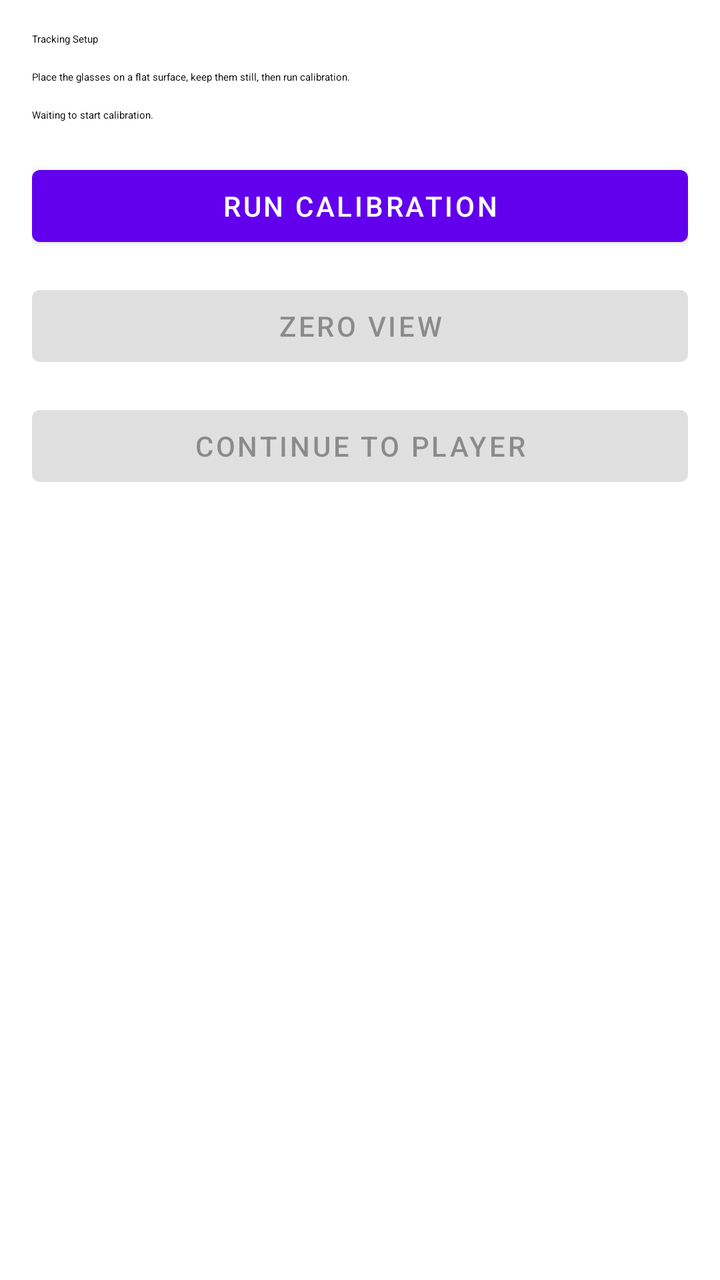
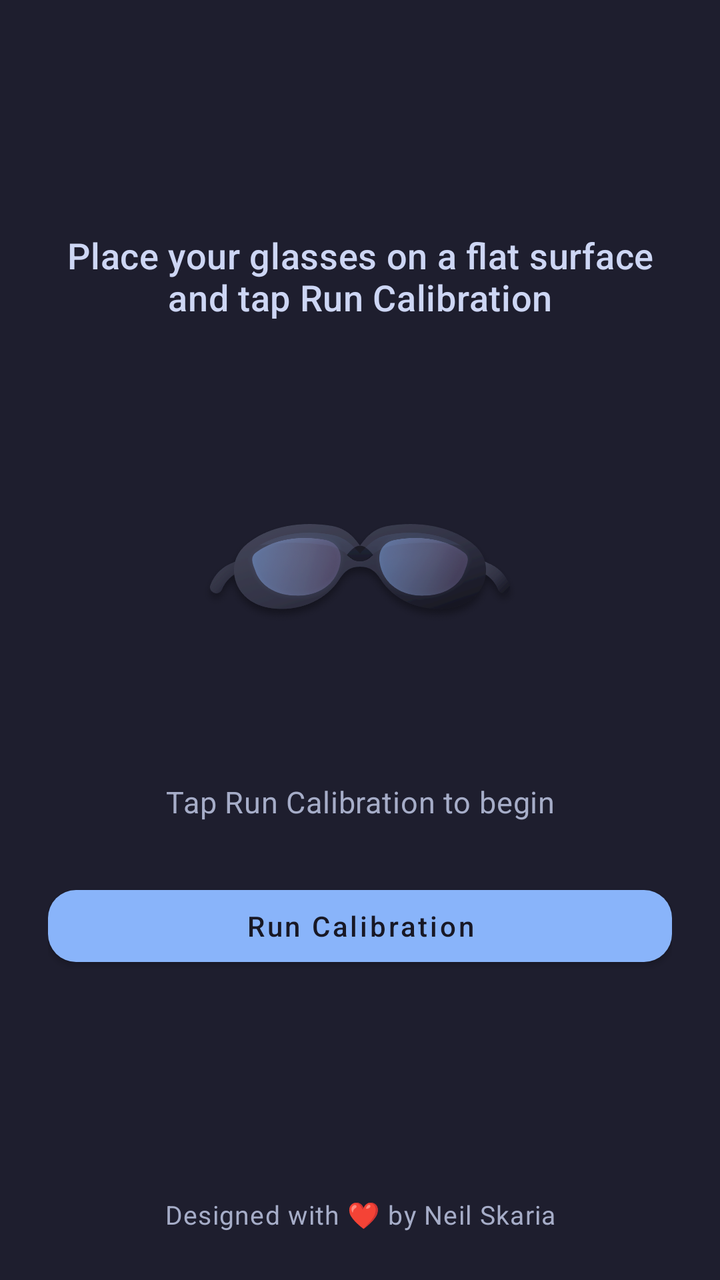

Screens rendered from an Android XML layout before and after an edit, with the pre-edit source and the edit as a unified diff.
<!-- AndroidManifest.xml: application theme Theme.Vr2xr -->
<!-- res/layout/activity_tracking_setup.xml -->
<?xml version="1.0" encoding="utf-8"?>
<LinearLayout xmlns:android="http://schemas.android.com/apk/res/android"
    android:layout_width="match_parent"
    android:layout_height="match_parent"
    android:orientation="vertical"
    android:padding="16dp">

    <TextView
        android:id="@+id/titleText"
        android:layout_width="match_parent"
        android:layout_height="wrap_content"
        android:text="@string/tracking_setup_title"
        android:textAppearance="?attr/textAppearanceTitleLarge" />

    <TextView
        android:id="@+id/instructionText"
        android:layout_width="match_parent"
        android:layout_height="wrap_content"
        android:layout_marginTop="12dp"
        android:text="@string/tracking_setup_step1"
        android:textAppearance="?attr/textAppearanceBodyLarge" />

    <TextView
        android:id="@+id/statusText"
        android:layout_width="match_parent"
        android:layout_height="wrap_content"
        android:layout_marginTop="12dp"
        android:text="@string/tracking_setup_idle"
        android:textAppearance="?attr/textAppearanceBodyMedium" />

    <Button
        android:id="@+id/runCalibrationButton"
        android:layout_width="match_parent"
        android:layout_height="wrap_content"
        android:layout_marginTop="18dp"
        android:text="@string/run_calibration" />

    <Button
        android:id="@+id/zeroViewButton"
        android:layout_width="match_parent"
        android:layout_height="wrap_content"
        android:layout_marginTop="12dp"
        android:enabled="false"
        android:text="@string/zero_view" />

    <Button
        android:id="@+id/continueButton"
        android:layout_width="match_parent"
        android:layout_height="wrap_content"
        android:layout_marginTop="12dp"
        android:enabled="false"
        android:text="@string/continue_to_player" />

</LinearLayout>
<!-- resources referenced by this layout -->
<resources>
  <string name="continue_to_player">Continue to Player</string>
  <string name="run_calibration">Run Calibration</string>
  <string name="tracking_setup_idle">Waiting to start calibration.</string>
  <string name="tracking_setup_step1">Place the glasses on a flat surface, keep them still, then run calibration.</string>
  <string name="tracking_setup_title">Tracking Setup</string>
  <string name="zero_view">Zero View</string>
  <style name="Theme.Vr2xr" parent="Theme.MaterialComponents.DayNight.NoActionBar">
          <item name="android:windowFullscreen">false</item>
      </style>
</resources>

<!-- the commit's change to res/layout/activity_tracking_setup.xml (unified diff, before → after) -->
@@ -1,54 +1,102 @@
 <?xml version="1.0" encoding="utf-8"?>
 <LinearLayout xmlns:android="http://schemas.android.com/apk/res/android"
+    xmlns:app="http://schemas.android.com/apk/res-auto"
     android:layout_width="match_parent"
     android:layout_height="match_parent"
+    android:background="@color/launcher_background"
     android:orientation="vertical"
-    android:padding="16dp">
+    android:paddingStart="@dimen/launcher_screen_padding"
+    android:paddingTop="@dimen/launcher_screen_padding"
+    android:paddingEnd="@dimen/launcher_screen_padding"
+    android:paddingBottom="@dimen/launcher_screen_padding">
+
+    <LinearLayout
+        android:layout_width="match_parent"
+        android:layout_height="0dp"
+        android:layout_weight="1"
+        android:orientation="vertical">
+
+        <Space
+            android:layout_width="match_parent"
+            android:layout_height="0dp"
+            android:layout_weight="1" />
+
+        <TextView
+            android:id="@+id/instructionText"
+            style="@style/TextAppearance.Vr2xr.Setup.Instruction"
+            android:layout_width="match_parent"
+            android:layout_height="wrap_content"
+            android:gravity="center_horizontal"
+            android:text="@string/tracking_setup_step1" />
+
+        <ImageView
+            android:id="@+id/setupGlassesIcon"
+            android:layout_width="@dimen/setup_glasses_icon_size"
+            android:layout_height="@dimen/setup_glasses_icon_size"
+            android:layout_gravity="center_horizontal"
+            android:layout_marginTop="@dimen/setup_glasses_icon_top_margin"
+            android:contentDescription="@string/xreal_status_icon_content_description"
+            android:src="@drawable/ic_glasses_status" />
+
+        <TextView
+            android:id="@+id/statusText"
+            style="@style/TextAppearance.Vr2xr.Setup.Status"
+            android:layout_width="match_parent"
+            android:layout_height="wrap_content"
+            android:layout_marginTop="@dimen/setup_status_top_margin"
+            android:gravity="center_horizontal"
+            android:text="@string/tracking_setup_idle" />
+
+        <FrameLayout
+            android:layout_width="match_parent"
+            android:layout_height="wrap_content"
+            android:layout_marginTop="@dimen/setup_button_top_margin">
+
+            <com.google.android.material.button.MaterialButton
+                android:id="@+id/runCalibrationButton"
+                style="@style/Widget.Vr2xr.Launcher.PrimaryButton"
+                android:layout_width="match_parent"
+                android:layout_height="wrap_content"
+                android:text="@string/run_calibration" />
+
+            <com.google.android.material.progressindicator.CircularProgressIndicator
+                android:id="@+id/calibrationProgressIndicator"
+                android:layout_width="@dimen/setup_button_indicator_size"
+                android:layout_height="@dimen/setup_button_indicator_size"
+                android:layout_gravity="start|center_vertical"
+                android:layout_marginStart="@dimen/setup_button_indicator_margin_start"
+                android:indeterminate="true"
+                android:visibility="gone"
+                app:indicatorColor="@color/catppuccin_mocha_mantle"
+                app:indicatorSize="@dimen/setup_button_indicator_size"
+                app:trackThickness="@dimen/setup_button_indicator_thickness"
+                app:trackColor="@android:color/transparent" />
+
+            <TextView
+                android:id="@+id/calibrationCheckMark"
+                android:layout_width="@dimen/setup_button_indicator_size"
+                android:layout_height="@dimen/setup_button_indicator_size"
+                android:layout_gravity="start|center_vertical"
+                android:layout_marginStart="@dimen/setup_button_indicator_margin_start"
+                android:gravity="center"
+                android:text="@string/tracking_setup_checkmark"
+                android:textColor="@color/catppuccin_mocha_mantle"
+                android:textSize="@dimen/setup_checkmark_text_size"
+                android:visibility="gone" />
+        </FrameLayout>
+
+        <Space
+            android:layout_width="match_parent"
+            android:layout_height="0dp"
+            android:layout_weight="1" />
+    </LinearLayout>
 
     <TextView
-        android:id="@+id/titleText"
+        android:id="@+id/footerText"
+        style="@style/TextAppearance.Vr2xr.Launcher.Footer"
         android:layout_width="match_parent"
         android:layout_height="wrap_content"
-        android:text="@string/tracking_setup_title"
-        android:textAppearance="?attr/textAppearanceTitleLarge" />
-
-    <TextView
-        android:id="@+id/instructionText"
-        android:layout_width="match_parent"
-        android:layout_height="wrap_content"
-        android:layout_marginTop="12dp"
-        android:text="@string/tracking_setup_step1"
-        android:textAppearance="?attr/textAppearanceBodyLarge" />
-
-    <TextView
-        android:id="@+id/statusText"
-        android:layout_width="match_parent"
-        android:layout_height="wrap_content"
-        android:layout_marginTop="12dp"
-        android:text="@string/tracking_setup_idle"
-        android:textAppearance="?attr/textAppearanceBodyMedium" />
-
-    <Button
-        android:id="@+id/runCalibrationButton"
-        android:layout_width="match_parent"
-        android:layout_height="wrap_content"
-        android:layout_marginTop="18dp"
-        android:text="@string/run_calibration" />
-
-    <Button
-        android:id="@+id/zeroViewButton"
-        android:layout_width="match_parent"
-        android:layout_height="wrap_content"
-        android:layout_marginTop="12dp"
-        android:enabled="false"
-        android:text="@string/zero_view" />
-
-    <Button
-        android:id="@+id/continueButton"
-        android:layout_width="match_parent"
-        android:layout_height="wrap_content"
-        android:layout_marginTop="12dp"
-        android:enabled="false"
-        android:text="@string/continue_to_player" />
-
+        android:layout_marginTop="@dimen/launcher_footer_top_margin"
+        android:gravity="center_horizontal"
+        android:text="@string/footer_designed_with" />
 </LinearLayout>
<!-- resource entries referenced after the edit -->
@@ -1,13 +1,59 @@
 <!-- resources referenced by this layout -->
 <resources>
-  <string name="continue_to_player">Continue to Player</string>
+  <color name="catppuccin_mocha_mantle">#181825</color>
+  <color name="launcher_background">@color/catppuccin_mocha_base</color>
+  <dimen name="launcher_footer_top_margin">20dp</dimen>
+  <dimen name="launcher_screen_padding">24dp</dimen>
+  <dimen name="setup_button_indicator_margin_start">16dp</dimen>
+  <dimen name="setup_button_indicator_size">14dp</dimen>
+  <dimen name="setup_button_indicator_thickness">2dp</dimen>
+  <dimen name="setup_button_top_margin">28dp</dimen>
+  <dimen name="setup_checkmark_text_size">13sp</dimen>
+  <dimen name="setup_glasses_icon_size">168dp</dimen>
+  <dimen name="setup_glasses_icon_top_margin">40dp</dimen>
+  <dimen name="setup_status_top_margin">22dp</dimen>
+  <!-- drawable ic_glasses_status: png bitmap (drawable, 212284 bytes) -->
+  <string name="footer_designed_with">Designed with ❤️ by Neil Skaria</string>
   <string name="run_calibration">Run Calibration</string>
-  <string name="tracking_setup_idle">Waiting to start calibration.</string>
-  <string name="tracking_setup_step1">Place the glasses on a flat surface, keep them still, then run calibration.</string>
-  <string name="tracking_setup_title">Tracking Setup</string>
-  <string name="zero_view">Zero View</string>
+  <string name="tracking_setup_checkmark">✓</string>
+  <string name="tracking_setup_idle">Tap Run Calibration to begin</string>
+  <string name="tracking_setup_step1">Place your glasses on a flat surface and tap Run Calibration</string>
+  <string name="xreal_status_icon_content_description">XREAL glasses status</string>
+  <style name="TextAppearance.Vr2xr.Launcher.Footer" parent="TextAppearance.MaterialComponents.Caption">
+          <item name="android:fontFamily">sans-serif-medium</item>
+          <item name="android:textColor">@color/launcher_text_secondary</item>
+          <item name="android:textSize">@dimen/launcher_footer_text_size</item>
+          <item name="android:textAllCaps">false</item>
+      </style>
+  <style name="TextAppearance.Vr2xr.Setup.Instruction" parent="TextAppearance.MaterialComponents.Headline6">
+          <item name="android:fontFamily">sans-serif-medium</item>
+          <item name="android:textColor">@color/launcher_text_primary</item>
+          <item name="android:textSize">@dimen/launcher_status_text_size</item>
+      </style>
+  <style name="TextAppearance.Vr2xr.Setup.Status" parent="TextAppearance.MaterialComponents.Body2">
+          <item name="android:fontFamily">sans-serif</item>
+          <item name="android:textColor">@color/launcher_text_secondary</item>
+          <item name="android:textSize">@dimen/launcher_body_text_size</item>
+      </style>
+  <style name="Widget.Vr2xr.Launcher.PrimaryButton" parent="Widget.MaterialComponents.Button">
+          <item name="android:fontFamily">sans-serif-medium</item>
+          <item name="android:textAllCaps">false</item>
+          <item name="backgroundTint">@color/catppuccin_mocha_blue</item>
+          <item name="android:textColor">@color/catppuccin_mocha_mantle</item>
+          <item name="cornerRadius">@dimen/launcher_button_corner_radius</item>
+      </style>
   <style name="Theme.Vr2xr" parent="Theme.MaterialComponents.DayNight.NoActionBar">
           <item name="android:windowFullscreen">false</item>
       </style>
+  <color name="catppuccin_mocha_base">#1E1E2E</color>
+  <color name="launcher_text_secondary">@color/catppuccin_mocha_subtext0</color>
+  <dimen name="launcher_footer_text_size">13sp</dimen>
+  <color name="launcher_text_primary">@color/catppuccin_mocha_text</color>
+  <dimen name="launcher_status_text_size">18sp</dimen>
+  <dimen name="launcher_body_text_size">15sp</dimen>
+  <color name="catppuccin_mocha_blue">#89B4FA</color>
+  <dimen name="launcher_button_corner_radius">14dp</dimen>
+  <color name="catppuccin_mocha_subtext0">#A6ADC8</color>
+  <color name="catppuccin_mocha_text">#CDD6F4</color>
 </resources>
 
